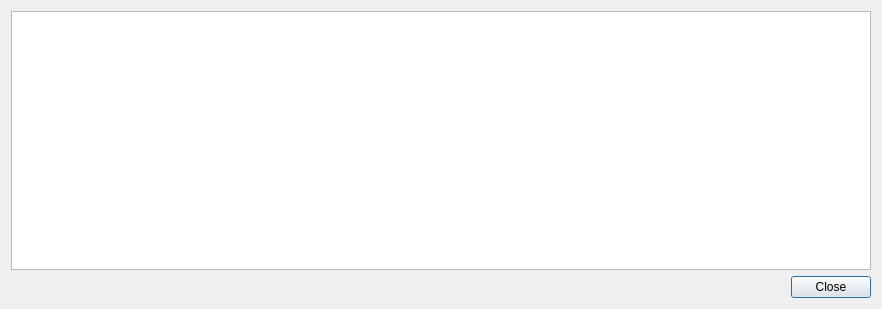
Old version of the form flo2d/ui/channel_check_report.ui in the repository FLO-2DSoftware/qgis-flo-2d-plugin.
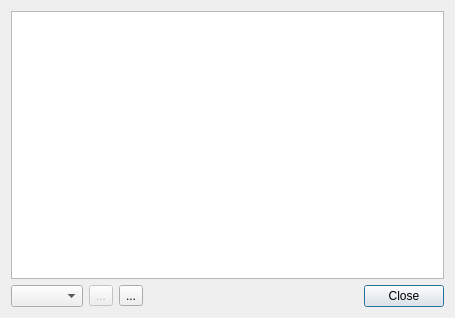
New version of the form. Icons and pictures are not drawn.

Commit message: Checks following FLO-2D Engine (Jim's code)

What changed in the file:
```diff
--- a/flo2d/ui/channel_check_report.ui
+++ b/flo2d/ui/channel_check_report.ui
@@ -6,8 +6,8 @@
    <rect>
     <x>0</x>
     <y>0</y>
-    <width>882</width>
-    <height>309</height>
+    <width>455</width>
+    <height>318</height>
    </rect>
   </property>
   <property name="windowTitle">
@@ -16,7 +16,31 @@
   <layout class="QGridLayout" name="gridLayout_2">
    <item row="0" column="0">
     <layout class="QGridLayout" name="gridLayout">
+     <item row="1" column="4">
+      <widget class="QPushButton" name="close_btn">
+       <property name="text">
+        <string>Close</string>
+       </property>
+      </widget>
+     </item>
      <item row="1" column="0">
+      <widget class="QComboBox" name="error_grids_cbo"/>
+     </item>
+     <item row="1" column="1">
+      <widget class="QToolButton" name="previous_btn">
+       <property name="enabled">
+        <bool>false</bool>
+       </property>
+       <property name="text">
+        <string>...</string>
+       </property>
+       <property name="icon">
+        <iconset>
+         <normaloff>../img/arrow_1.svg</normaloff>../img/arrow_1.svg</iconset>
+       </property>
+      </widget>
+     </item>
+     <item row="1" column="3">
       <spacer name="horizontalSpacer">
        <property name="orientation">
         <enum>Qt::Horizontal</enum>
@@ -29,16 +53,20 @@
        </property>
       </spacer>
      </item>
-     <item row="1" column="1">
-      <widget class="QPushButton" name="close_btn">
-       <property name="text">
-        <string>Close</string>
-       </property>
-      </widget>
-     </item>
-     <item row="0" column="0" colspan="2">
+     <item row="0" column="0" colspan="5">
       <widget class="QPlainTextEdit" name="report_te"/>
      </item>
+     <item row="1" column="2">
+      <widget class="QToolButton" name="next_btn">
+       <property name="text">
+        <string>...</string>
+       </property>
+       <property name="icon">
+        <iconset>
+         <normaloff>../img/arrow_3.svg</normaloff>../img/arrow_3.svg</iconset>
+       </property>
+      </widget>
+     </item>
     </layout>
    </item>
   </layout>
```
The commit also changes 2 other files.
